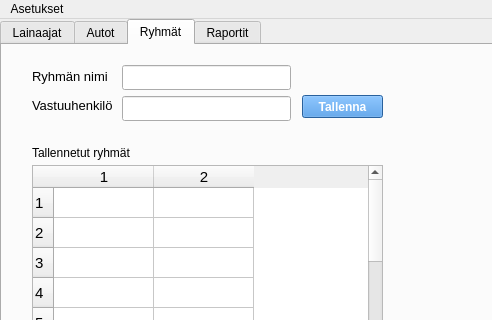
Before: the Qt Designer form administrative.ui in katalav/Autolainaus, drawn with Qt 5; both pictures show x 0 to 492 and y 0 to 320 of the 800 by 600 pixel window.
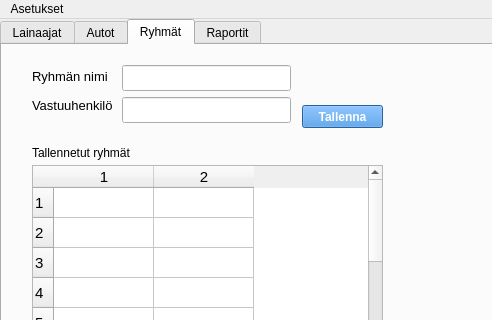
After: the same form once the commit is applied. Icons and pictures are not drawn.

Commit message: hallintakäyttöliittymän muutokset 10.12

Patch:
```diff
--- a/administrative.ui
+++ b/administrative.ui
@@ -483,14 +483,13 @@
       <property name="geometry">
        <rect>
         <x>300</x>
-        <y>50</y>
+        <y>60</y>
         <width>81</width>
         <height>23</height>
        </rect>
       </property>
       <property name="font">
        <font>
-        <weight>75</weight>
         <bold>true</bold>
        </font>
       </property>
@@ -548,13 +547,13 @@
        <string>Tallennetut ryhmät</string>
       </property>
      </widget>
-     <widget class="QWidget" name="">
+     <widget class="QWidget" name="layoutWidget">
       <property name="geometry">
        <rect>
         <x>120</x>
         <y>20</y>
         <width>169</width>
-        <height>56</height>
+        <height>60</height>
        </rect>
       </property>
       <layout class="QVBoxLayout" name="verticalLayout">
@@ -578,7 +577,7 @@
        </item>
       </layout>
      </widget>
-     <widget class="QWidget" name="">
+     <widget class="QWidget" name="layoutWidget">
       <property name="geometry">
        <rect>
         <x>30</x>
```
Left out of the diff: 17 changed lines with no effect on the pictures. The commit also changes 2 other files.
